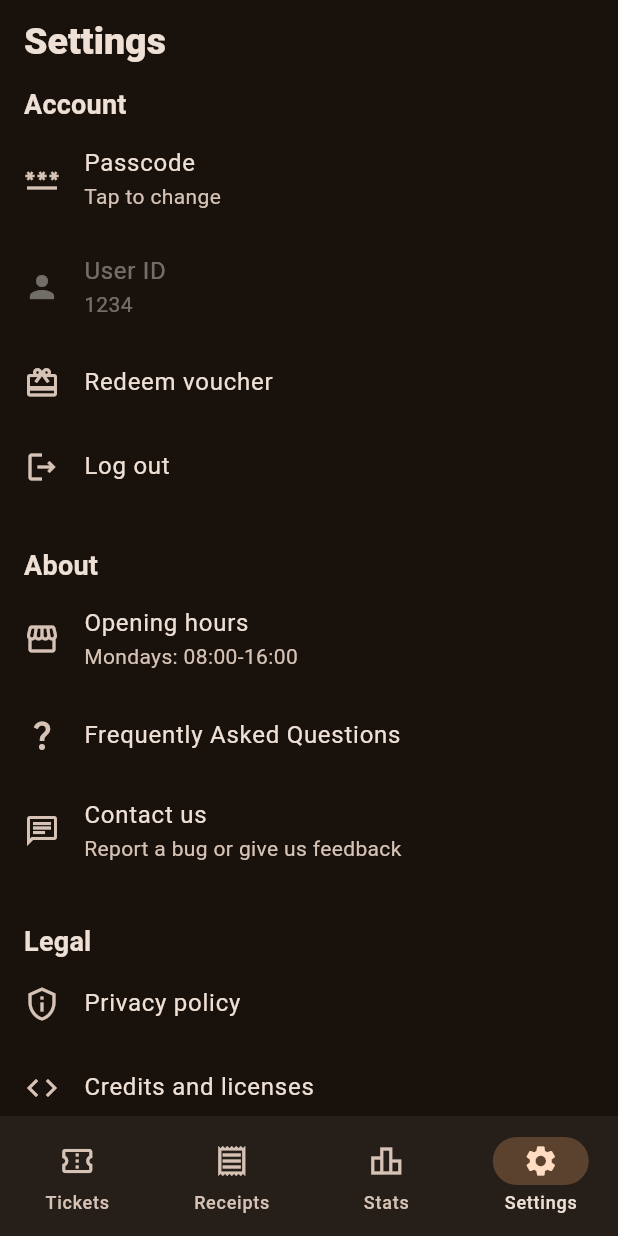
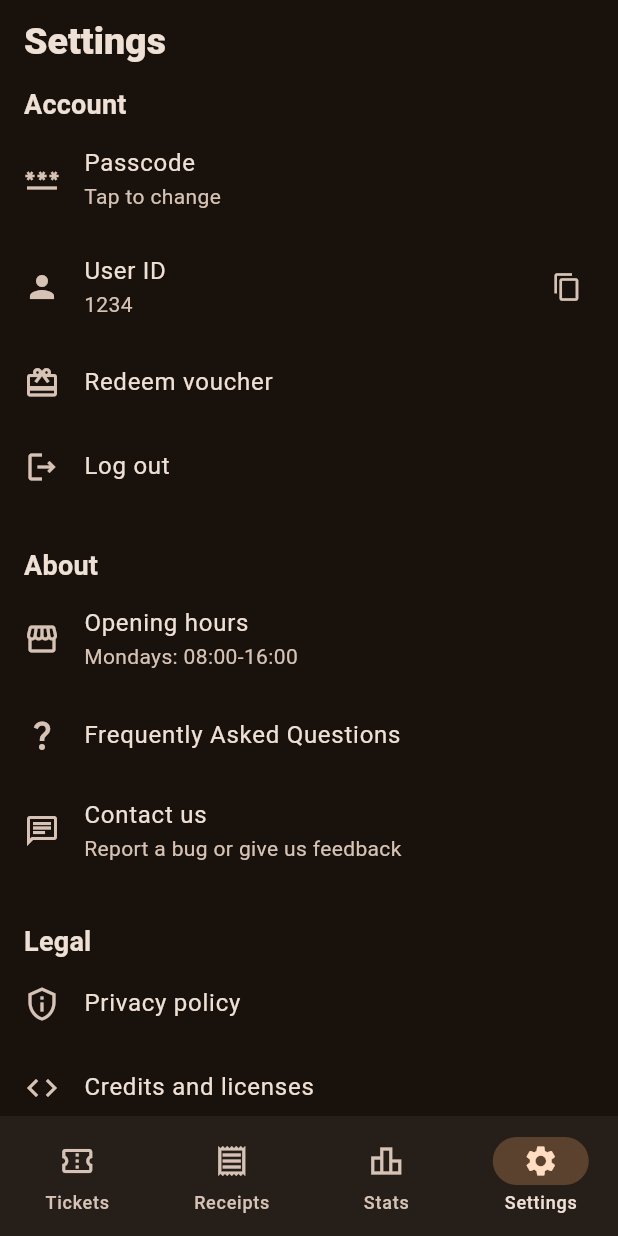
Before and after one commit to AnalogIO/mobile_app, a Flutter app: the screen it shows after launch, item 4 of the bottom bar chosen, on a phone screen of 412 x 824 dp. Run offline on Flutter 3.47's test engine with Material 3 defaults, Android fonts, the phone set to English and light mode, and no system bars; our stand-ins replace bloc, chopper, equatable, flutter_bloc, fpdart, gap and 3 more; generated files the repository leaves out were written again.

Commit message:
add clipboard functionality to User ID in settings

```diff
--- a/lib/settings/view/settings_screen.dart
+++ b/lib/settings/view/settings_screen.dart
@@ -1,6 +1,7 @@
 import 'package:cafe_analog_app/core/widgets/screen.dart';
 import 'package:cafe_analog_app/core/widgets/section_title.dart';
 import 'package:flutter/material.dart';
+import 'package:flutter/services.dart';
 import 'package:gap/gap.dart';
 
 class SettingsScreen extends StatelessWidget {
@@ -18,11 +19,17 @@ class SettingsScreen extends StatelessWidget {
           subtitle: const Text('Tap to change'),
           onTap: () {},
         ),
-        const ListTile(
-          enabled: false,
-          leading: Icon(Icons.person),
-          title: Text('User ID'),
-          subtitle: Text('1234'),
+        ListTile(
+          leading: const Icon(Icons.person),
+          title: const Text('User ID'),
+          subtitle: const Text('1234'),
+          trailing: const Icon(Icons.copy, size: 20),
+          onTap: () {
+            Clipboard.setData(const ClipboardData(text: '1234'));
+            ScaffoldMessenger.of(context).showSnackBar(
+              const SnackBar(content: Text('User ID copied to clipboard')),
+            );
+          },
         ),
         ListTile(
           leading: const Icon(Icons.card_giftcard),
```
